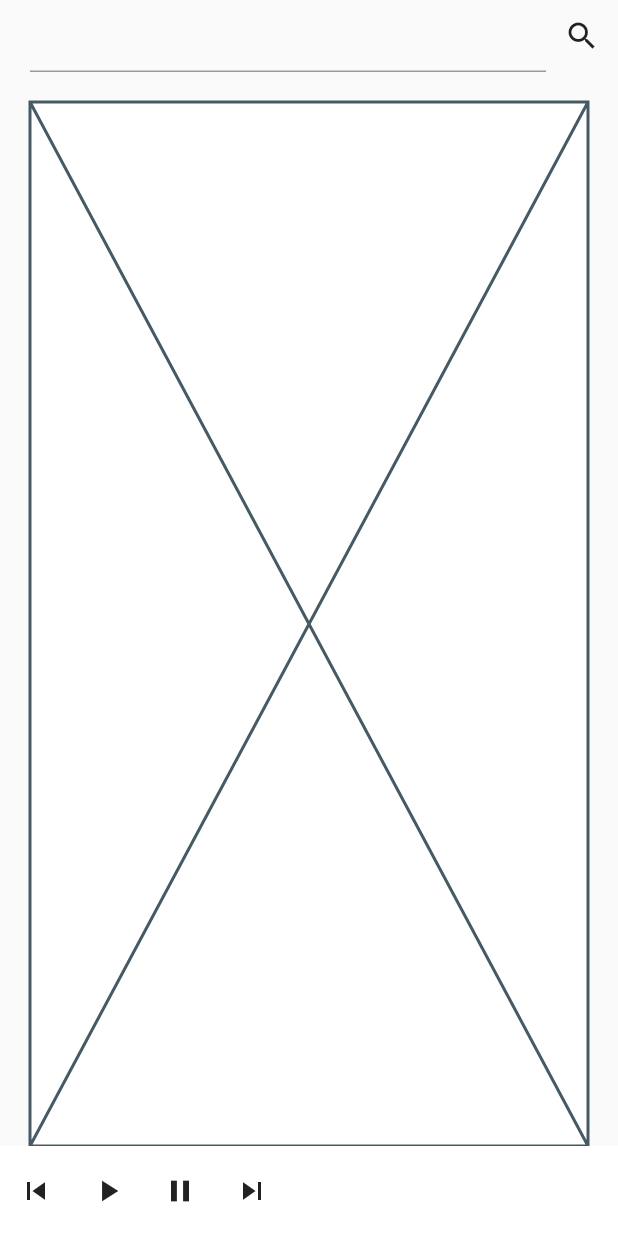
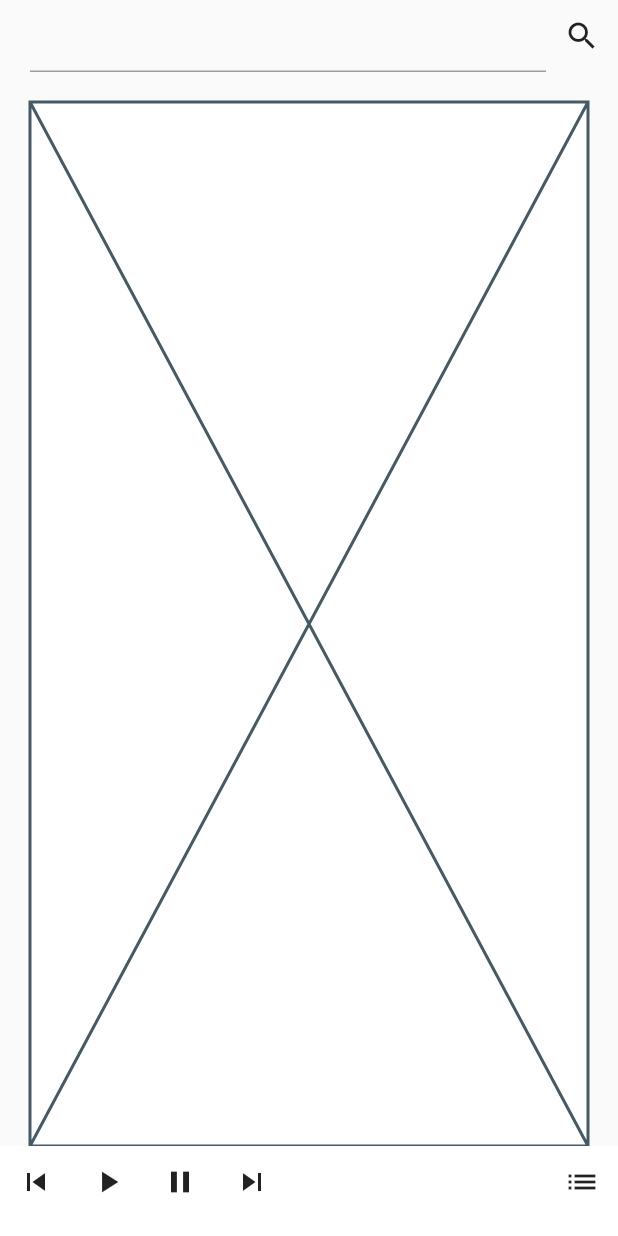
Before and after one commit to XHZ360/gether_music, a Flutter app: the screen it shows after launch, after a tap on the "skip previous" icon, on a phone screen of 412 x 824 dp. Run offline on Flutter 3.47's test engine with Material 2 defaults, Android fonts, the phone set to English and light mode, and no system bars; our stand-ins replace dio, get, just_audio.

Commit message:
20230504 submit

```diff
--- a/lib/component/bottom_player.dart
+++ b/lib/component/bottom_player.dart
@@ -4,38 +4,62 @@ import 'package:flutter/src/widgets/placeholder.dart';
 import 'package:flutter/widgets.dart';
 import 'package:just_audio/just_audio.dart';
 
-class BottomPlayer extends StatelessWidget {
+class BottomPlayer extends StatefulWidget {
+  const BottomPlayer({super.key, required this.player});
   final AudioPlayer player;
-  const BottomPlayer({super.key, required this.player});
+
+  @override
+  State<BottomPlayer> createState() => _BottomPlayerState();
+}
+
+class _BottomPlayerState extends State<BottomPlayer> {
+  var expandPlayerList = false;
   @override
   Widget build(BuildContext context) {
     return Container(
         height: 60,
         color: Colors.white,
-      child: Row(
+        child: Column(
+          children: [
+            Row(
+              mainAxisAlignment: MainAxisAlignment.spaceBetween,
+              children: [
+                Row(
                   children: [
                     IconButton(
                         onPressed: () {
-                player.seek(Duration(seconds: player.position.inSeconds - 10));
+                          widget.player.seek(Duration(
+                              seconds: widget.player.position.inSeconds - 10));
                         },
                         icon: const Icon(Icons.skip_previous)),
                     IconButton(
                         onPressed: () {
-                player.play();
+                          widget.player.play();
                         },
                         icon: const Icon(Icons.play_arrow)),
                     IconButton(
                         onPressed: () {
-                player.pause();
+                          widget.player.pause();
                         },
                         icon: const Icon(Icons.pause)),
                     IconButton(
                         onPressed: () {
-                player.seek(Duration(seconds: player.position.inSeconds + 10));
+                          widget.player.seek(Duration(
+                              seconds: widget.player.position.inSeconds + 10));
                         },
-              icon: const Icon(Icons.skip_next)),
+                        icon: const Icon(Icons.skip_next))
                   ],
                 ),
-    );
+                IconButton(
+                    onPressed: () {
+                      setState(() {
+                        expandPlayerList = !expandPlayerList;
+                      });
+                    },
+                    icon: const Icon(Icons.list)),
+              ],
+            ),
+          ],
+        ));
   }
 }
--- a/lib/pages/search/index.dart
+++ b/lib/pages/search/index.dart
@@ -17,6 +17,7 @@ class SearchPage extends StatefulWidget {
 
 class _SearchPageState extends State<SearchPage> {
   String keyword = '';
+  final player = Get.find<AudioPlayer>();
   @override
   void initState() {
     // TODO: implement initState
@@ -28,7 +29,8 @@ class _SearchPageState extends State<SearchPage> {
   @override
   Widget build(BuildContext context) {
     return Scaffold(
-      body: Column(
+        body: SafeArea(
+      child: Column(
         children: [
           _buildSearchInput(),
           Expanded(
@@ -45,17 +47,23 @@ class _SearchPageState extends State<SearchPage> {
                       return FutureBuilder(
                           builder: (context, snapshot) {
                             if (snapshot.hasData) {
-                              return snapshot.data!.isNotEmpty? ListView.builder(
+                              return snapshot.data!.isNotEmpty
+                                  ? ListView.builder(
                                       itemCount: snapshot.data!.length,
                                       itemBuilder: (context, index) {
                                         var item = snapshot.data![index];
                                         return ListTile(
                                           title: Text(item!.name!),
-                                      subtitle: Text(item!.artists!.isNotEmpty
+                                          subtitle: Text(item!
+                                                  .artists!.isNotEmpty
                                               ? '【${item.platform}】${item!.artists![0].name!}'
                                               : '未知'),
+                                          onTap: () {
+
+                                          },
                                         );
-                                  }): const Center(child: Text('没有找到相关歌曲'));
+                                      })
+                                  : const Center(child: Text('没有找到相关歌曲'));
                             } else {
                               return const Center(
                                 child: CircularProgressIndicator(),
@@ -66,10 +74,10 @@ class _SearchPageState extends State<SearchPage> {
                   }
                 }()),
           ),
-          BottomPlayer(player: Get.find<AudioPlayer>())
+          BottomPlayer(player: player)
         ],
       ),
-    );
+    ));
   }
 
   final searchController = TextEditingController();
```
Also changed, not shown: 1 other file. Lines whose indentation alone changed are shown as unchanged.
